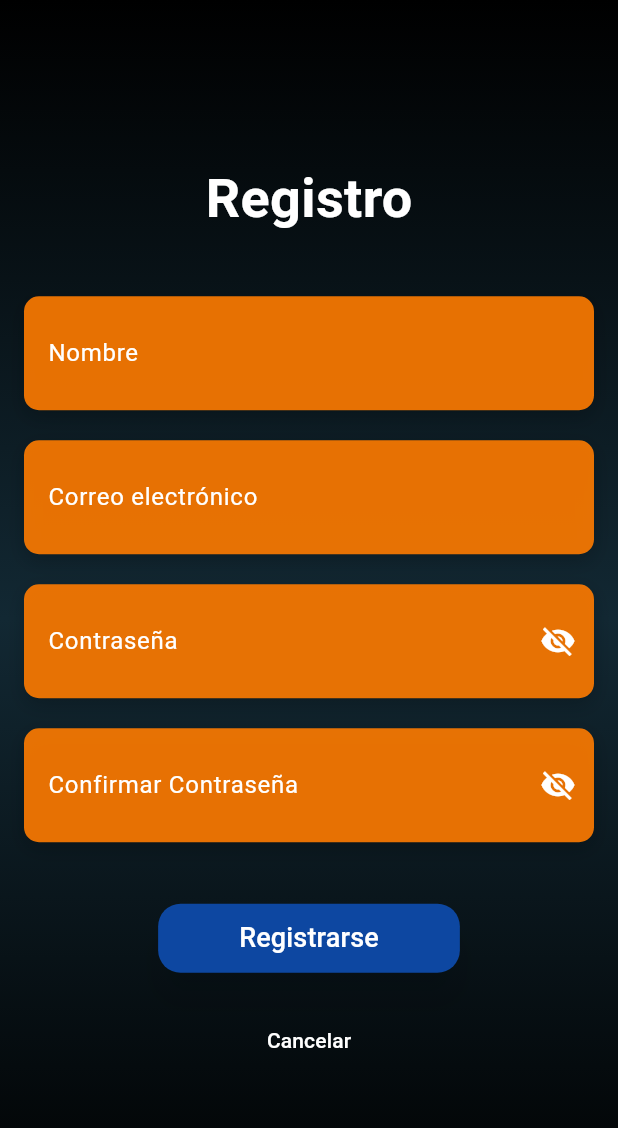
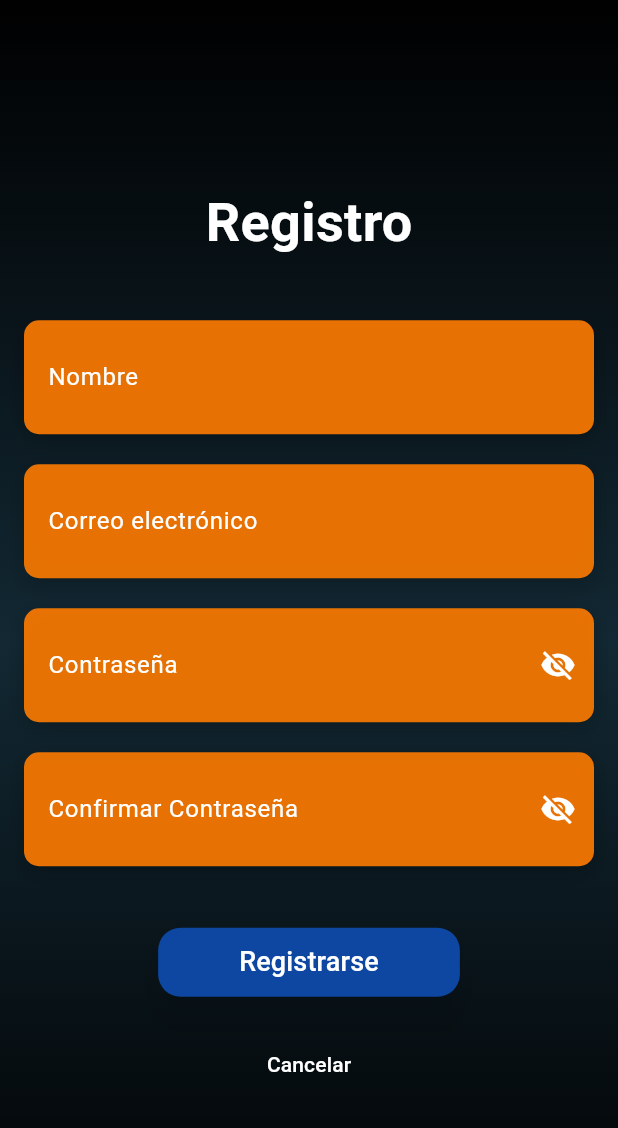
Before and after one commit to BrenRubio/hyperfit, a Flutter app: the screen it shows after launch, after a tap on "Registrarse", on a phone screen of 412 x 824 dp. Shown: the top 1128 px of the screen. Run offline on Flutter 3.47's test engine with Material 3 defaults, Android fonts, the phone set to English and light mode, and no system bars; our stand-ins replace cloud_firestore, firebase_auth, firebase_core; accounts and stored records are empty; network calls fail.

Commit message:
ajuste diseño pantalla registro y perfil

```diff
--- a/lib/main.dart
+++ b/lib/main.dart
@@ -8,7 +8,7 @@ Future<void> main() async {
   await Firebase.initializeApp(
     options: DefaultFirebaseOptions.currentPlatform,
   );
-  runApp(MyApp());
+  runApp(const MyApp());
 }
 
 class MyApp extends StatelessWidget {
--- a/lib/paginas/inicio_sesion.dart
+++ b/lib/paginas/inicio_sesion.dart
@@ -12,6 +12,8 @@ void main() async {
 }
 
 class inicio_sesion extends StatelessWidget {
+  const inicio_sesion({super.key});
+
   @override
   Widget build(BuildContext context) {
     return MaterialApp(
@@ -21,6 +23,8 @@ class inicio_sesion extends StatelessWidget {
 }
 
 class InicioSesion extends StatefulWidget {
+  const InicioSesion({super.key});
+
   @override
   _InicioSesionState createState() => _InicioSesionState();
 }
@@ -44,8 +48,10 @@ class _InicioSesionState extends State<InicioSesion> {
 
       if (user != null) {
         // Obtener el nombre del usuario desde Firestore
-        DocumentSnapshot userDoc = await _firestore.collection('01').doc(user.uid).get();
-        String nombre = userDoc.get('nombre'); // Suponiendo que el campo 'nombre' existe en la colección '01'
+        DocumentSnapshot userDoc =
+            await _firestore.collection('01').doc(user.uid).get();
+        String nombre = userDoc.get(
+            'nombre'); // Suponiendo que el campo 'nombre' existe en la colección '01'
 
         // Redirigir a la pantalla principal pasando el nombre
         Navigator.pushReplacement(
@@ -61,11 +67,12 @@ class _InicioSesionState extends State<InicioSesion> {
         context: context,
         builder: (BuildContext context) {
           return AlertDialog(
-            title: Text('Error'),
-            content: Text('Datos incorrectos. Por favor, verifica tu correo y contraseña.'),
+            title: const Text('Error'),
+            content: const Text(
+                'Datos incorrectos. Por favor, verifica tu correo y contraseña.'),
             actions: <Widget>[
               TextButton(
-                child: Text('Aceptar'),
+                child: const Text('Aceptar'),
                 onPressed: () {
                   Navigator.of(context).pop(); // Cerrar el diálogo
                 },
@@ -81,13 +88,13 @@ class _InicioSesionState extends State<InicioSesion> {
   Widget build(BuildContext context) {
     return Scaffold(
       body: Container(
-        decoration: BoxDecoration(
+        decoration: const BoxDecoration(
           gradient: LinearGradient(
             begin: Alignment.topCenter,
             end: Alignment.bottomCenter,
             colors: [
               Colors.black,
-              const Color.fromARGB(255, 18, 40, 51),
+              Color.fromARGB(255, 18, 40, 51),
               Colors.black,
             ],
           ),
@@ -97,7 +104,7 @@ class _InicioSesionState extends State<InicioSesion> {
           child: Column(
             mainAxisAlignment: MainAxisAlignment.center,
             children: <Widget>[
-              Text(
+              const Text(
                 'Inicio de Sesión',
                 style: TextStyle(
                   fontSize: 36,
@@ -105,46 +112,46 @@ class _InicioSesionState extends State<InicioSesion> {
                   color: Colors.white,
                 ),
               ),
-              SizedBox(height: 60),
+              const SizedBox(height: 60),
               // Campo de correo
               Container(
                 decoration: BoxDecoration(
-                  color: const Color.fromARGB(255, 255, 123, 0)
-                      .withOpacity(0.9),
+                  color:
+                      const Color.fromARGB(255, 255, 123, 0).withOpacity(0.9),
                   borderRadius: BorderRadius.circular(10),
                   boxShadow: [
                     BoxShadow(
                       color: Colors.black.withOpacity(0.2),
                       blurRadius: 10,
-                      offset: Offset(0, 4),
+                      offset: const Offset(0, 4),
                     ),
                   ],
                 ),
                 child: TextFormField(
                   controller: _emailController,
                   keyboardType: TextInputType.emailAddress,
-                  decoration: InputDecoration(
+                  decoration: const InputDecoration(
                     labelText: 'Correo electrónico',
                     labelStyle: TextStyle(color: Colors.white),
                     border: InputBorder.none,
-                    contentPadding: EdgeInsets.symmetric(
-                        horizontal: 16, vertical: 18),
+                    contentPadding:
+                        EdgeInsets.symmetric(horizontal: 16, vertical: 18),
                   ),
-                  style: TextStyle(color: Colors.white),
+                  style: const TextStyle(color: Colors.white),
                 ),
               ),
-              SizedBox(height: 20),
+              const SizedBox(height: 20),
               // Campo de contraseña
               Container(
                 decoration: BoxDecoration(
-                  color: const Color.fromARGB(255, 255, 123, 0)
-                      .withOpacity(0.9),
+                  color:
+                      const Color.fromARGB(255, 255, 123, 0).withOpacity(0.9),
                   borderRadius: BorderRadius.circular(10),
                   boxShadow: [
                     BoxShadow(
                       color: Colors.black.withOpacity(0.2),
                       blurRadius: 10,
-                      offset: Offset(0, 4),
+                      offset: const Offset(0, 4),
                     ),
                   ],
                 ),
@@ -153,9 +160,9 @@ class _InicioSesionState extends State<InicioSesion> {
                   obscureText: _obscureText,
                   decoration: InputDecoration(
                     labelText: 'Contraseña',
-                    labelStyle: TextStyle(color: Colors.white),
+                    labelStyle: const TextStyle(color: Colors.white),
                     border: InputBorder.none,
-                    contentPadding: EdgeInsets.symmetric(
+                    contentPadding: const EdgeInsets.symmetric(
                         horizontal: 16, vertical: 18),
                     suffixIcon: IconButton(
                       icon: Icon(
@@ -169,13 +176,21 @@ class _InicioSesionState extends State<InicioSesion> {
                       },
                     ),
                   ),
-                  style: TextStyle(color: Colors.white),
+                  style: const TextStyle(color: Colors.white),
                 ),
               ),
-              SizedBox(height: 50),
+              const SizedBox(height: 50),
               // Botón de iniciar sesión
               ElevatedButton(
                 onPressed: _login,
+                style: ElevatedButton.styleFrom(
+                  backgroundColor: Colors.blue[900],
+                  shape: RoundedRectangleBorder(
+                    borderRadius: BorderRadius.circular(15),
+                  ),
+                  shadowColor: Colors.black.withOpacity(0.5),
+                  elevation: 10,
+                ),
                 child: Padding(
                   padding:
                       const EdgeInsets.symmetric(horizontal: 30, vertical: 10),
@@ -184,17 +199,8 @@ class _InicioSesionState extends State<InicioSesion> {
                     style: TextStyle(fontSize: 18, color: Colors.white),
                   ),
                 ),
-                style: ElevatedButton.styleFrom(
-                  backgroundColor: Colors.blue[900],
-                  shape: RoundedRectangleBorder(
-                    borderRadius:
-                        BorderRadius.circular(15),
-                  ),
-                  shadowColor: Colors.black.withOpacity(0.5),
-                  elevation: 10,
-                ),
               ),
-              SizedBox(height: 20),
+              const SizedBox(height: 20),
               Row(
                 mainAxisAlignment: MainAxisAlignment.center,
                 children: [
@@ -205,19 +211,22 @@ class _InicioSesionState extends State<InicioSesion> {
                         onPressed: () {
                           // Olvidaste contraseña
                         },
+                        style:
+                            TextButton.styleFrom(foregroundColor: Colors.white),
                         child: Text('¿Olvidaste tu contraseña?'),
-                        style: TextButton.styleFrom(foregroundColor: Colors.white),
                       ),
                       TextButton(
                         onPressed: () {
                           Navigator.pushReplacement(
                             context,
                             MaterialPageRoute(
-                                builder: (context) => registro()), // Navegar a Registro
+                                builder: (context) =>
+                                    Registro()), // Navegar a Registro
                           );
                         },
+                        style:
+                            TextButton.styleFrom(foregroundColor: Colors.white),
                         child: Text('Registrarse'),
-                        style: TextButton.styleFrom(foregroundColor: Colors.white),
                       ),
                     ],
                   )
--- a/lib/paginas/registro.dart
+++ b/lib/paginas/registro.dart
@@ -1,31 +1,37 @@
 import 'package:flutter/material.dart';
 import 'package:firebase_auth/firebase_auth.dart';
 import 'package:cloud_firestore/cloud_firestore.dart';
+import 'package:flutter_hyperfit/paginas/inicio_sesion.dart';
 import 'package:flutter_hyperfit/paginas/perfil_usuario.dart'; // Importar la pantalla de perfil_usuario
 
-class registro extends StatefulWidget {
+class Registro extends StatefulWidget {
+  const Registro({super.key});
+
   @override
   _RegistroState createState() => _RegistroState();
 }
 
-class _RegistroState extends State<registro> {
+class _RegistroState extends State<Registro> {
   final FirebaseAuth _auth = FirebaseAuth.instance;
   final FirebaseFirestore _firestore = FirebaseFirestore.instance;
   final TextEditingController _nameController = TextEditingController();
   final TextEditingController _emailController = TextEditingController();
   final TextEditingController _passwordController = TextEditingController();
-  final TextEditingController _confirmPasswordController = TextEditingController();
+  final TextEditingController _confirmPasswordController =
+      TextEditingController();
   bool _obscureText = true;
 
   // Función para validar el formato del correo electrónico
   bool _isValidEmail(String email) {
-    final emailRegex = RegExp(r'^[a-zA-Z0-9._%+-]+@[a-zA-Z0-9.-]+\.[a-zA-Z]{2,}$');
+    final emailRegex =
+        RegExp(r'^[a-zA-Z0-9._%+-]+@[a-zA-Z0-9.-]+\.[a-zA-Z]{2,}$');
     return emailRegex.hasMatch(email);
   }
 
   // Función para validar la contraseña
   bool _isValidPassword(String password) {
-    final passwordRegex = RegExp(r'^(?=.*[A-Z])(?=.*[!@#$%^&*(),.?":{}|<>]).{8,}$');
+    final passwordRegex =
+        RegExp(r'^(?=.*[A-Z])(?=.*[!@#$%^&*(),.?":{}|<>]).{8,}$');
     return passwordRegex.hasMatch(password);
   }
 
@@ -56,19 +62,22 @@ class _RegistroState extends State<registro> {
 
     // Validar requisitos de la contraseña
     if (!_isValidPassword(_passwordController.text.trim())) {
-      _showAlert('La contraseña debe tener al menos 8 caracteres, una mayúscula y un símbolo');
+      _showAlert(
+          'La contraseña debe tener al menos 8 caracteres, una mayúscula y un símbolo');
       return;
     }
 
     // Validar coincidencia de contraseñas
-    if (_passwordController.text.trim() != _confirmPasswordController.text.trim()) {
+    if (_passwordController.text.trim() !=
+        _confirmPasswordController.text.trim()) {
       _showAlert('Las contraseñas no coinciden');
       return;
     }
 
     try {
       // Registrar usuario con Firebase Auth
-      UserCredential userCredential = await _auth.createUserWithEmailAndPassword(
+      UserCredential userCredential =
+          await _auth.createUserWithEmailAndPassword(
         email: _emailController.text.trim(),
         password: _passwordController.text.trim(),
       );
@@ -83,7 +92,8 @@ class _RegistroState extends State<registro> {
       Navigator.pushReplacement(
         context,
         MaterialPageRoute(
-          builder: (context) => PerfilUsuario(nombre: _nameController.text.trim()),
+          builder: (context) =>
+              PerfilUsuario(nombre: _nameController.text.trim()),
         ),
       );
     } catch (e) {
@@ -97,11 +107,11 @@ class _RegistroState extends State<registro> {
       context: context,
       builder: (BuildContext context) {
         return AlertDialog(
-          title: Text('Error'),
+          title: const Text('Error'),
           content: Text(message),
           actions: <Widget>[
             TextButton(
-              child: Text('Aceptar'),
+              child: const Text('Aceptar'),
               onPressed: () {
                 Navigator.of(context).pop(); // Cerrar el diálogo
               },
@@ -115,8 +125,14 @@ class _RegistroState extends State<registro> {
   @override
   Widget build(BuildContext context) {
     return Scaffold(
-      body: Container(
-        decoration: BoxDecoration(
+      // Asegura que el contenido se ajusta cuando el teclado está abierto
+      resizeToAvoidBottomInset: true,
+      body: SafeArea(
+        // Añadido SafeArea
+        child: SingleChildScrollView(
+          // Envuelve el contenido en SingleChildScrollView
+          child: Container(
+            decoration: const BoxDecoration(
               gradient: LinearGradient(
                 begin: Alignment.topCenter,
                 end: Alignment.bottomCenter,
@@ -127,12 +143,19 @@ class _RegistroState extends State<registro> {
                 ],
               ),
             ),
-        child: Padding(
             padding: const EdgeInsets.all(16.0),
+            child: ConstrainedBox(
+              constraints: BoxConstraints(
+                minHeight: MediaQuery.of(context).size.height -
+                    MediaQuery.of(context).padding.top -
+                    MediaQuery.of(context).padding.bottom,
+              ),
+              child: IntrinsicHeight(
+                // Asegura que el Column ocupe el espacio mínimo
                 child: Column(
                   mainAxisAlignment: MainAxisAlignment.center,
                   children: [
-              Text(
+                    const Text(
                       'Registro',
                       style: TextStyle(
                         fontSize: 36,
@@ -140,85 +163,32 @@ class _RegistroState extends State<registro> {
                         color: Colors.white,
                       ),
                     ),
-              SizedBox(height: 40),
+                    const SizedBox(height: 40),
                     // Campo de nombre
-              Container(
-                decoration: BoxDecoration(
-                  color: Color.fromARGB(255, 255, 123, 0).withOpacity(0.9),
-                  borderRadius: BorderRadius.circular(10),
-                  boxShadow: [
-                    BoxShadow(
-                      color: Colors.black.withOpacity(0.2),
-                      blurRadius: 10,
-                      offset: Offset(0, 4),
+                    _buildTextField(
+                      controller: _nameController,
+                      label: 'Nombre',
+                      obscureText: false,
                     ),
-                  ],
+                    const SizedBox(height: 20),
+                    // Campo de correo
+                    _buildTextField(
+                      controller: _emailController,
+                      label: 'Correo electrónico',
+                      keyboardType: TextInputType.emailAddress,
+                      obscureText: false,
                     ),
-                child: TextFormField(
-                  controller: _nameController,
-                  decoration: InputDecoration(
-                    labelText: 'Nombre',
-                    labelStyle: TextStyle(color: Colors.white),
-                    border: InputBorder.none,
-                    contentPadding:
-                        EdgeInsets.symmetric(horizontal: 16, vertical: 18),
-                  ),
-                  style: TextStyle(color: Colors.white),
-                ),
-              ),
-              SizedBox(height: 20),
-              // Campo de correo
-              Container(
-                decoration: BoxDecoration(
-                  color: Color.fromARGB(255, 255, 123, 0).withOpacity(0.9),
-                  borderRadius: BorderRadius.circular(10),
-                  boxShadow: [
-                    BoxShadow(
-                      color: Colors.black.withOpacity(0.2),
-                      blurRadius: 10,
-                      offset: Offset(0, 4),
-                    ),
-                  ],
-                ),
-                child: TextFormField(
-                  controller: _emailController,
-                  keyboardType: TextInputType.emailAddress,
-                  decoration: InputDecoration(
-                    labelText: 'Correo electrónico',
-                    labelStyle: TextStyle(color: Colors.white),
-                    border: InputBorder.none,
-                    contentPadding:
-                        EdgeInsets.symmetric(horizontal: 16, vertical: 18),
-                  ),
-                  style: TextStyle(color: Colors.white),
-                ),
-              ),
-              SizedBox(height: 20),
+                    const SizedBox(height: 20),
                     // Campo de contraseña
-              Container(
-                decoration: BoxDecoration(
-                  color: Color.fromARGB(255, 255, 123, 0).withOpacity(0.9),
-                  borderRadius: BorderRadius.circular(10),
-                  boxShadow: [
-                    BoxShadow(
-                      color: Colors.black.withOpacity(0.2),
-                      blurRadius: 10,
-                      offset: Offset(0, 4),
-                    ),
-                  ],
-                ),
-                child: TextFormField(
+                    _buildTextField(
                       controller: _passwordController,
+                      label: 'Contraseña',
                       obscureText: _obscureText,
-                  decoration: InputDecoration(
-                    labelText: 'Contraseña',
-                    labelStyle: TextStyle(color: Colors.white),
-                    border: InputBorder.none,
-                    contentPadding:
-                        EdgeInsets.symmetric(horizontal: 16, vertical: 18),
                       suffixIcon: IconButton(
                         icon: Icon(
-                        _obscureText ? Icons.visibility_off : Icons.visibility,
+                          _obscureText
+                              ? Icons.visibility_off
+                              : Icons.visibility,
                           color: Colors.white,
                         ),
                         onPressed: () {
@@ -228,35 +198,17 @@ class _RegistroState extends State<registro> {
                         },
                       ),
                     ),
-                  style: TextStyle(color: Colors.white),
-                ),
-              ),
-              SizedBox(height: 20),
+                    const SizedBox(height: 20),
                     // Campo de confirmar contraseña
-              Container(
-                decoration: BoxDecoration(
-                  color: Color.fromARGB(255, 255, 123, 0).withOpacity(0.9),
-                  borderRadius: BorderRadius.circular(10),
-                  boxShadow: [
-                    BoxShadow(
-                      color: Colors.black.withOpacity(0.2),
-                      blurRadius: 10,
-                      offset: Offset(0, 4),
-                    ),
-                  ],
-                ),
-                child: TextFormField(
+                    _buildTextField(
                       controller: _confirmPasswordController,
+                      label: 'Confirmar Contraseña',
                       obscureText: _obscureText,
-                  decoration: InputDecoration(
-                    labelText: 'Confirmar Contraseña',
-                    labelStyle: TextStyle(color: Colors.white),
-                    border: InputBorder.none,
-                    contentPadding:
-                        EdgeInsets.symmetric(horizontal: 16, vertical: 18),
                       suffixIcon: IconButton(
                         icon: Icon(
-                        _obscureText ? Icons.visibility_off : Icons.visibility,
+                          _obscureText
+                              ? Icons.visibility_off
+                              : Icons.visibility,
                           color: Colors.white,
                         ),
                         onPressed: () {
@@ -266,21 +218,10 @@ class _RegistroState extends State<registro> {
                         },
                       ),
                     ),
-                  style: TextStyle(color: Colors.white),
-                ),
-              ),
-              SizedBox(height: 40),
+                    const SizedBox(height: 40),
                     // Botón de Registrarse
                     ElevatedButton(
                       onPressed: _register,
-                child: Padding(
-                  padding:
-                      const EdgeInsets.symmetric(horizontal: 30, vertical: 10),
-                  child: Text(
-                    'Registrarse',
-                    style: TextStyle(fontSize: 18, color: Colors.white),
-                  ),
-                ),
                       style: ElevatedButton.styleFrom(
                         backgroundColor: Colors.blue[900],
                         shape: RoundedRectangleBorder(
@@ -289,20 +230,74 @@ class _RegistroState extends State<registro> {
                         shadowColor: Colors.black.withOpacity(0.5),
                         elevation: 10,
                       ),
+                      child: Padding(
+                        padding: const EdgeInsets.symmetric(
+                            horizontal: 30, vertical: 10),
+                        child: Text(
+                          'Registrarse',
+                          style: TextStyle(fontSize: 18, color: Colors.white),
                         ),
-              SizedBox(height: 20),
+                      ),
+                    ),
+                    const SizedBox(height: 20),
                     // Botón de Cancelar
                     TextButton(
                       onPressed: () {
-                  // Implementa la lógica para cancelar, si es necesario
+                        Navigator.pushReplacement(
+                          context,
+                          MaterialPageRoute(
+                              builder: (context) =>
+                                  inicio_sesion()), // Navegar a Registro
+                        );
                       },
+                      style:
+                          TextButton.styleFrom(foregroundColor: Colors.white),
                       child: Text('Cancelar'),
-                style: TextButton.styleFrom(foregroundColor: Colors.white),
                     ),
                   ],
                 ),
               ),
             ),
+          ),
+        ),
+      ),
+    );
+  }
+
+  // Método para construir campos de texto reutilizables
+  Widget _buildTextField({
+    required TextEditingController controller,
+    required String label,
+    TextInputType keyboardType = TextInputType.text,
+    bool obscureText = false,
+    Widget? suffixIcon,
+  }) {
+    return Container(
+      decoration: BoxDecoration(
+        color: const Color.fromARGB(255, 255, 123, 0).withOpacity(0.9),
+        borderRadius: BorderRadius.circular(10),
+        boxShadow: [
+          BoxShadow(
+            color: Colors.black.withOpacity(0.2),
+            blurRadius: 10,
+            offset: const Offset(0, 4),
+          ),
+        ],
+      ),
+      child: TextFormField(
+        controller: controller,
+        keyboardType: keyboardType,
+        obscureText: obscureText,
+        decoration: InputDecoration(
+          labelText: label,
+          labelStyle: const TextStyle(color: Colors.white),
+          border: InputBorder.none,
+          contentPadding:
+              const EdgeInsets.symmetric(horizontal: 16, vertical: 18),
+          suffixIcon: suffixIcon,
+        ),
+        style: const TextStyle(color: Colors.white),
+      ),
     );
   }
 }
```
Also changed, not shown: lib/paginas/pantalla_principal.dart (+83 -10 lines), lib/paginas/perfil_usuario.dart (+55 -34 lines), lib/paginas/prueba.dart (+11 -7 lines), pubspec.lock, 1 other file. Lines whose indentation alone changed are shown as unchanged.
